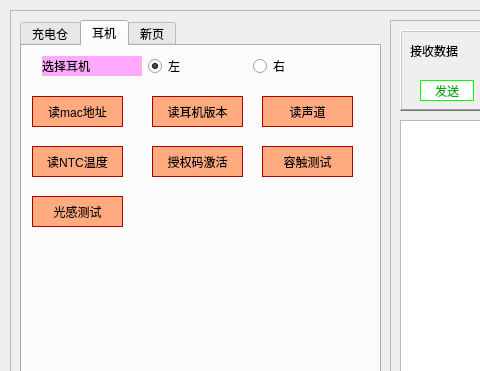
First picture: the form in mainwindow.ui, repository LinZephyr/mew_tw200_test, before the edit; both pictures show x 0 to 480 and y 0 to 371 of the 1267 by 744 pixel window.
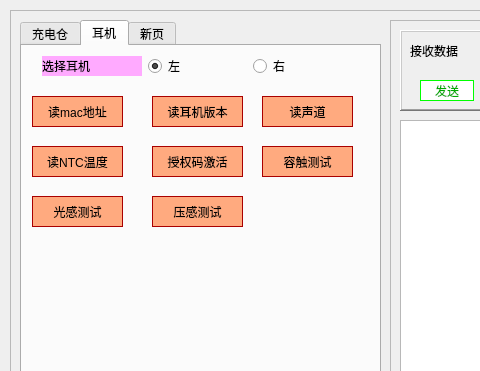
Second picture: the form after the edit. Icons and pictures are not drawn.

Commit message: <feat>  实现压感测试指令.

```diff
--- a/mainwindow.ui
+++ b/mainwindow.ui
@@ -512,6 +512,27 @@
         <string>光感测试</string>
        </property>
       </widget>
+      <widget class="QPushButton" name="force_sensor_test_btn">
+       <property name="geometry">
+        <rect>
+         <x>130</x>
+         <y>150</y>
+         <width>91</width>
+         <height>31</height>
+        </rect>
+       </property>
+       <property name="styleSheet">
+        <string notr="true">color: rgb(0, 0, 0);
+background-color: rgb(255, 170, 127);
+border-color: rgb(170, 0, 0);
+font: 10pt &quot;黑体&quot;;
+border-style: solid;
+border-width: 1px;</string>
+       </property>
+       <property name="text">
+        <string>压感测试</string>
+       </property>
+      </widget>
      </widget>
      <widget class="QWidget" name="tab">
       <attribute name="title">
```
The commit also changes 4 other files.
